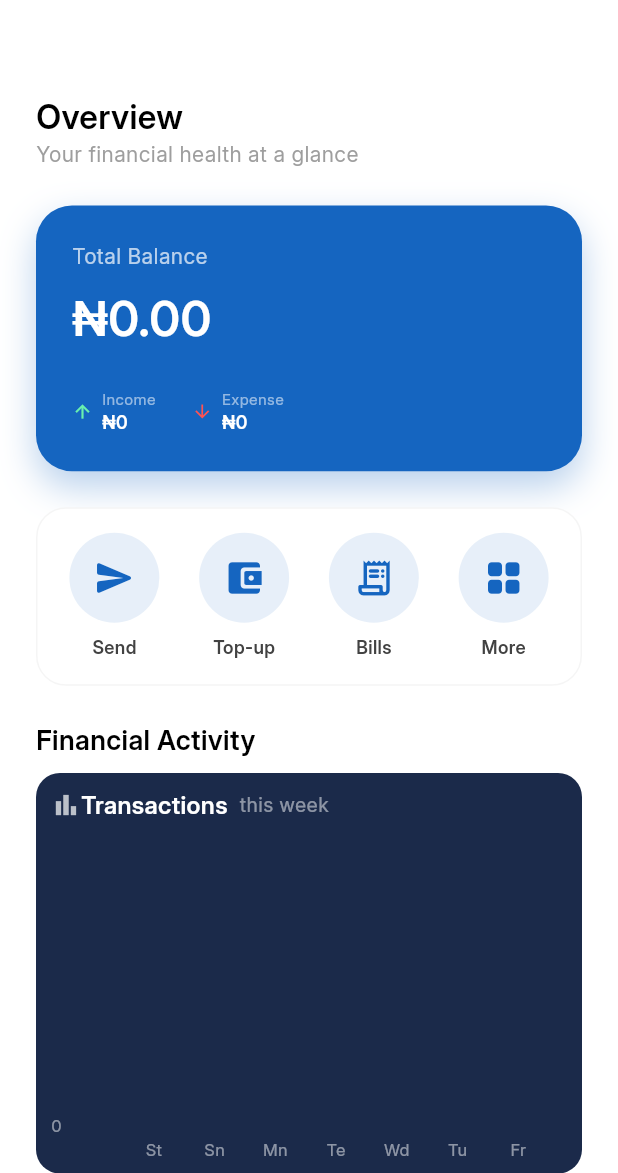
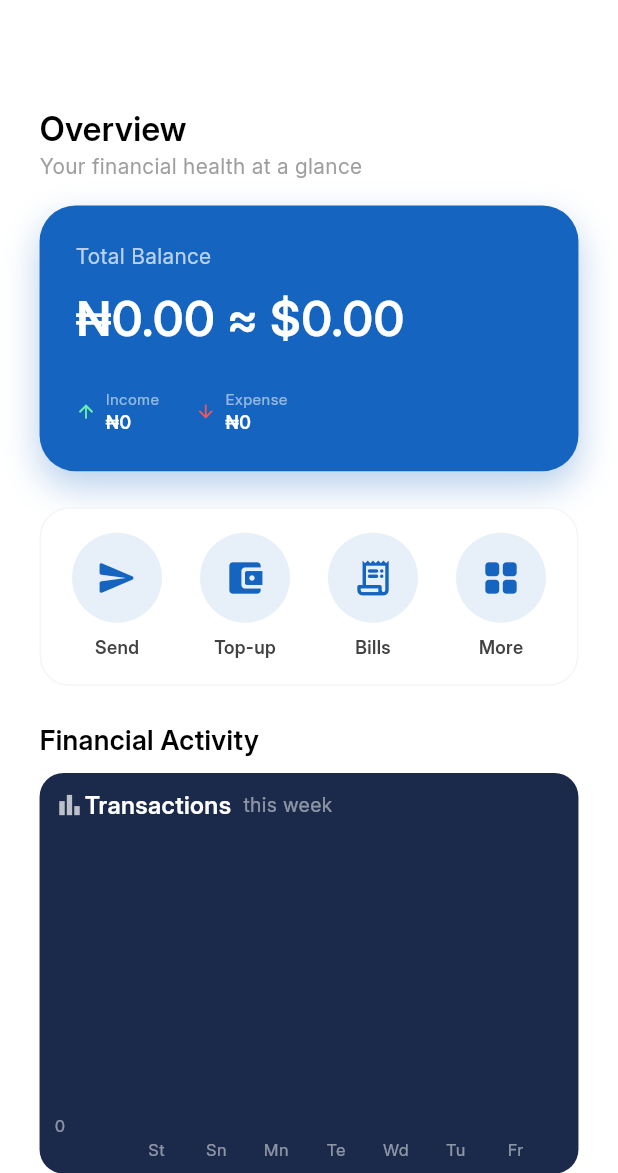
Before and after one commit to obiHenry/pocket-flow, a Flutter app: the HomeScreen screen opened by its route, on a phone screen of 412 x 824 dp, the part 63-1236 px from its top. Run offline on Flutter 3.47's test engine with Material 3 defaults, Android fonts, the phone set to English and light mode, and no system bars; drawn by our look-alikes of fl_chart; our stand-ins replace cloud_firestore, connectivity_plus, dartz, dio, equatable, firebase_auth and 9 more; accounts and stored records are empty.

Commit message:
complete set up for dio and exchange rate api with the currency ticker showing on the dash baord

```diff
--- /dev/null
+++ b/lib/core/constants/api_contants.dart
@@ -0,0 +1,6 @@
+class ApiContants {
+  ApiContants._();
+
+  static String exchangeApiKey = 'ec99921dcbc0cf7db95e47ae';
+  static String proxy = "https://cors-anywhere.herokuapp.com/";
+}
--- a/lib/features/home/presentation/screens/home_screen.dart
+++ b/lib/features/home/presentation/screens/home_screen.dart
@@ -20,34 +20,52 @@ class HomeScreen extends ConsumerWidget {
     final bool isDesktop = ResponsiveHelper.isDesktop(context);
     final transactionAsync = ref.watch(transactionProvider);
 
+    final hPadding = AppSpacing.getHorizontalPadding(context);
+
     return Scaffold(
-      body: SingleChildScrollView(
-        padding: const EdgeInsets.all(24),
+      body: CustomScrollView(
+        slivers: [
+          SliverAppBar(
+            floating: true,
+            pinned: true,
+            automaticallyImplyLeading: false,
+            flexibleSpace: FlexibleSpaceBar(
+              titlePadding: const EdgeInsets.symmetric(
+                horizontal: 20,
+                vertical: 16,
+              ),
+              title: Padding(padding: hPadding, child: const CurrencyTicker()),
+            ),
+            // flexibleSpace: (
+            //   preferredSize: const Size.fromHeight(36),
+            //   child: Padding(padding: hPadding, child: const CurrencyTicker()),
+            // ),
+          ),
+
+          SliverToBoxAdapter(
+            child: AnimationHelper.fadeInSlide(
+              child: Padding(
+                padding: hPadding,
                 child: Column(
                   crossAxisAlignment: CrossAxisAlignment.start,
                   children: [
-            AnimationHelper.fadeInSlide(
-              child: Column(
-                crossAxisAlignment: CrossAxisAlignment.start,
-                children: [
-                  AnimationHelper.fadeInSlide(
-                    delay: 50,
-                    child: CurrencyTicker(),
-                  ),
-                  AppSpacing.vLg,
                     Text("Overview", style: AppTextStyles.h2),
                     const Text(
                       "Your financial health at a glance",
                       style: TextStyle(color: Colors.grey),
                     ),
+                    AppSpacing.vMd,
                   ],
                 ),
               ),
+            ),
+          ),
 
-            AppSpacing.vLg,
-
-            if (isDesktop)
-              Row(
+          SliverToBoxAdapter(
+            child: Padding(
+              padding: hPadding,
+              child: isDesktop
+                  ? Row(
                       crossAxisAlignment: CrossAxisAlignment.start,
                       children: [
                         Expanded(flex: 2, child: _buildMainContent()),
@@ -61,8 +79,7 @@ class HomeScreen extends ConsumerWidget {
                         ),
                       ],
                     )
-            else
-              Column(
+                  : Column(
                       children: [
                         _buildMainContent(),
                         AppSpacing.vLg,
@@ -74,8 +91,9 @@ class HomeScreen extends ConsumerWidget {
                         ),
                       ],
                     ),
+            ),
+          ),
         ],
-        ),
       ),
     );
   }
--- a/lib/features/home/presentation/widgets/balance_card.dart
+++ b/lib/features/home/presentation/widgets/balance_card.dart
@@ -1,5 +1,6 @@
 import 'package:flutter/material.dart';
 import 'package:flutter_riverpod/flutter_riverpod.dart';
+import 'package:pocketflow/features/exchange_rates/presentation/providers/exchange_rate_provider.dart';
 
 import '../../../../core/constants/app_colors.dart';
 import '../../../../core/constants/app_spacing.dart';
@@ -14,6 +15,7 @@ class BalanceCard extends ConsumerWidget {
   @override
   Widget build(BuildContext context, WidgetRef ref) {
     final userAsync = ref.watch(userProvider);
+    final exchangeRate = ref.watch(exchangeRateProvider).valueOrNull ?? {};
     final transactions = ref.watch(transactionProvider).valueOrNull ?? [];
 
     return userAsync.when(
@@ -55,12 +57,23 @@ class BalanceCard extends ConsumerWidget {
                 style: AppTextStyles.bodyMedium.copyWith(color: Colors.white70),
               ),
               AppSpacing.vSm,
+              Row(
+                children: [
                   Text(
                     "₦${balance.toStringAsFixed(2)}",
                     style: AppTextStyles.h1.copyWith(
                       color: Colors.white,
                       fontSize: 32,
                     ),
+                  ),
+                  Text(
+                    " ≈ \$${(balance / (exchangeRate['USD'] ?? 1)).toStringAsFixed(2)}",
+                    style: AppTextStyles.h1.copyWith(
+                      color: Colors.white,
+                      fontSize: 32,
+                    ),
+                  ),
+                ],
               ),
               AppSpacing.vLg,
               Row(
```
Also changed, not shown: lib/core/network/api_services.dart (+2 -8 lines), lib/features/exchange_rates/data/datasource/exchange_rate_remote_datasource.dart (+16 -3 lines), lib/features/exchange_rates/data/models/exchange_rate_model.dart (+2 -25 lines), lib/features/exchange_rates/presentation/providers/exchange_rate_notifier.dart (+4 -4 lines), lib/features/home/presentation/widgets/currency_ticker.dart (+72 -14 lines), 1 other file. Lines whose indentation alone changed are shown as unchanged.
